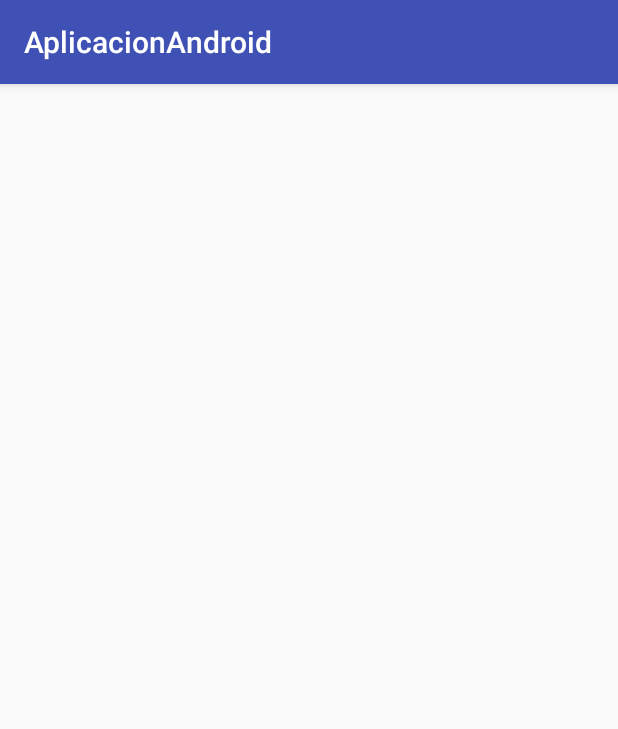
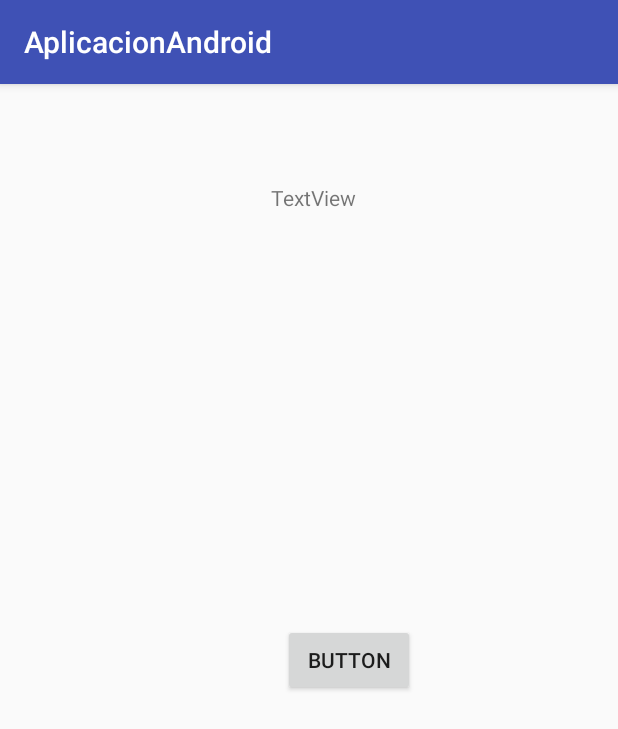
Before and after one commit to gananrodriguez/LeogananProgramacion, an Android app: the Activity2 screen opened directly, with no data from a screen before it, on a phone screen of 412 x 824 dp. Shown: the top 729 px of the screen. Run offline under Robolectric (Android 15) with nearby library versions, the phone set to English and light mode, and no system bars.

Commit message:
segunda tarea

```diff
--- a/app/src/main/java/com/example/anakarina/aplicacionandroid/Activity2.java
+++ b/app/src/main/java/com/example/anakarina/aplicacionandroid/Activity2.java
@@ -1,13 +1,32 @@
 package com.example.anakarina.aplicacionandroid;
 
+import android.content.Intent;
 import android.support.v7.app.AppCompatActivity;
 import android.os.Bundle;
+import android.view.View;
+import android.widget.Button;
+import android.widget.TextView;
+import android.view.View.OnClickListener;
 
-public class Activity2 extends AppCompatActivity {
+public class Activity2 extends AppCompatActivity implements View.OnClickListener {
 
     @Override
     protected void onCreate(Bundle savedInstanceState) {
         super.onCreate(savedInstanceState);
         setContentView(R.layout.activity_2);
+
+        TextView vistados;
+        Button botonotro;
+
+
+        vistados = (TextView) findViewById(R.id.view2);
+        botonotro = (Button) findViewById(R.id.button3);
+    }
+
+    @Override
+    public void onClick(View view) {
+
+        Intent volver = new Intent(this,MainActivity.class);
+        startActivity(volver);
     }
 }
--- a/app/src/main/res/layout/activity_2.xml
+++ b/app/src/main/res/layout/activity_2.xml
@@ -10,4 +10,22 @@
     android:paddingTop="@dimen/activity_vertical_margin"
     tools:context="com.example.anakarina.aplicacionandroid.Activity2">
 
+    <Button
+        android:text="Button"
+        android:layout_width="wrap_content"
+        android:layout_height="wrap_content"
+        android:layout_centerVertical="true"
+        android:layout_alignParentEnd="true"
+        android:layout_marginEnd="119dp"
+        android:id="@+id/button3" />
+
+    <TextView
+        android:text="TextView"
+        android:layout_width="wrap_content"
+        android:layout_height="wrap_content"
+        android:layout_alignParentTop="true"
+        android:layout_alignEnd="@+id/button3"
+        android:layout_marginEnd="39dp"
+        android:layout_marginTop="50dp"
+        android:id="@+id/view2" />
 </RelativeLayout>
```
Also changed, not shown: app/src/main/java/com/example/anakarina/aplicacionandroid/MainActivity.java (line endings or trailing spaces).
